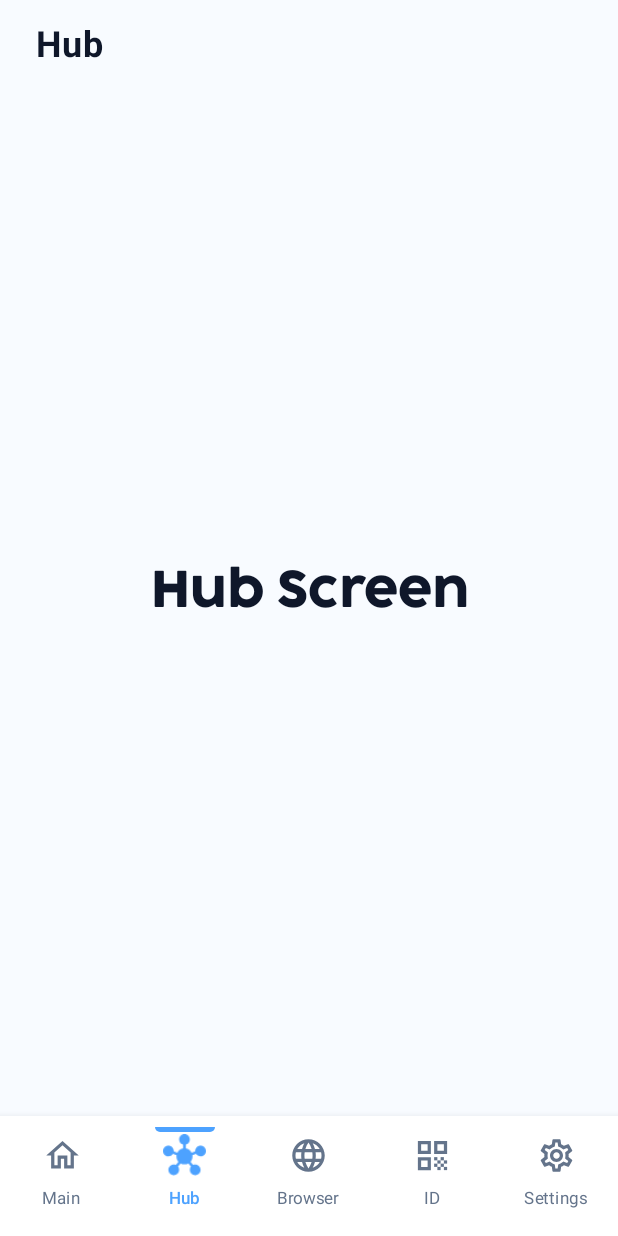
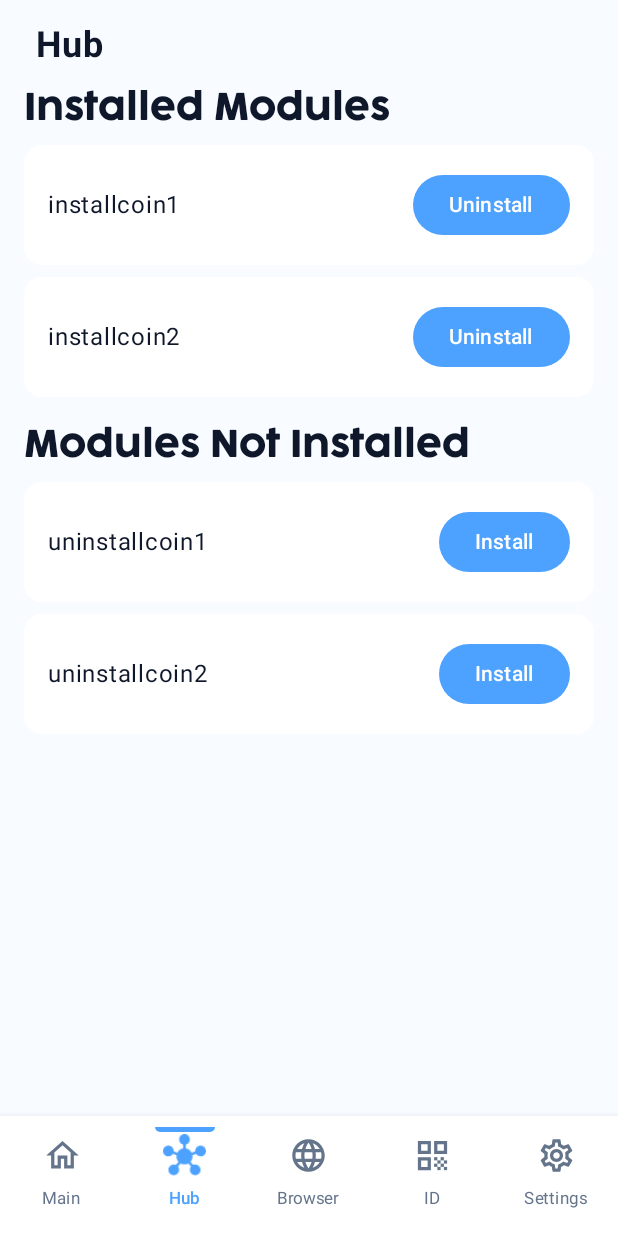
Before and after one commit to tyrannojung/v2-anamwallet, an Android app built with Jetpack Compose: the screen it shows after launch (MainActivity), after a tap on "Hub", on a phone screen of 412 x 824 dp. Run offline under Robolectric (Android 15) with nearby library versions, the phone set to English and light mode, and no system bars; our stand-ins replace Dagger/Hilt's generated code; 3 statements that could not run were skipped.

Commit message:
화면 baseline 코딩

```diff
--- a/app/src/main/java/com/anam145/wallet/navigation/AnamNavHost.kt
+++ b/app/src/main/java/com/anam145/wallet/navigation/AnamNavHost.kt
@@ -9,7 +9,7 @@ import androidx.navigation.compose.composable
 import androidx.navigation.navArgument
 import com.anam145.wallet.feature.main.ui.MainScreen
 import com.anam145.wallet.feature.main.ui.MainViewModel
-import com.anam145.wallet.feature.hub.HubScreen
+import com.anam145.wallet.feature.hub.ui.HubScreen
 import com.anam145.wallet.feature.browser.BrowserScreen
 import com.anam145.wallet.feature.identity.IdentityScreen
 import com.anam145.wallet.feature.settings.ui.SettingsScreen
--- a/core/ui/src/main/java/com/anam145/wallet/core/ui/language/LocalStrings.kt
+++ b/core/ui/src/main/java/com/anam145/wallet/core/ui/language/LocalStrings.kt
@@ -71,7 +71,14 @@ data class Strings(
     // Common
     val back: String = "뒤로가기",
     val loading: String = "로딩 중...",
-    val activated: String = "활성화됨"
+    val activated: String = "활성화됨",
+
+    // Hub Screen
+    val installedModule: String = "설치된 모듈",
+    val notInstalledModule: String = "설치되지 않은 모듈",
+    val install: String = "설치",
+    val uninstall: String = "삭제"
+
 )
 
 /**
@@ -133,7 +140,14 @@ val EnglishStrings = Strings(
     // Common
     back = "Back",
     loading = "Loading...",
-    activated = "Activated"
+    activated = "Activated",
+
+
+    // Hub Screen
+    installedModule = "Installed Modules",
+    notInstalledModule = "Modules Not Installed",
+    install = "Install",
+    uninstall = "Uninstall",
 )
 
 /**
--- a/feature/hub/src/main/java/com/anam145/wallet/feature/hub/HubScreen.kt
+++ /dev/null
@@ -1,40 +0,0 @@
-package com.anam145.wallet.feature.hub
-
-import androidx.compose.foundation.layout.*
-import androidx.compose.material3.MaterialTheme
-import androidx.compose.material3.Text
-import androidx.compose.runtime.Composable
-import androidx.compose.ui.Alignment
-import androidx.compose.ui.Modifier
-import androidx.compose.ui.text.style.TextAlign
-import androidx.compose.ui.unit.dp
-import com.anam145.wallet.core.ui.language.LocalStrings
-
-/**
- * 허브 화면
- *
- * 미니앱 허브 화면입니다.
- * 사용 가능한 모든 미니앱 목록을 표시합니다.
- */
-@Composable
-fun HubScreen(
-    modifier: Modifier = Modifier
-) {
-    val strings = LocalStrings.current
-
-    Box(
-        modifier = modifier.fillMaxSize(),
-        contentAlignment = Alignment.Center
-    ) {
-        Column(
-            horizontalAlignment = Alignment.CenterHorizontally,
-            verticalArrangement = Arrangement.Center
-        ) {
-            Text(
-                text = strings.hubScreenTitle,
-                style = MaterialTheme.typography.headlineLarge,
-                textAlign = TextAlign.Center
-            )
-        }
-    }
-}
--- /dev/null
+++ b/feature/hub/src/main/java/com/anam145/wallet/feature/hub/ui/HubScreen.kt
@@ -0,0 +1,68 @@
+package com.anam145.wallet.feature.hub.ui
+
+import androidx.compose.foundation.layout.*
+import androidx.compose.foundation.lazy.LazyColumn
+import androidx.compose.foundation.lazy.items
+import androidx.compose.material3.MaterialTheme
+import androidx.compose.material3.Text
+import androidx.compose.runtime.Composable
+import androidx.compose.ui.Alignment
+import androidx.compose.ui.Modifier
+import androidx.compose.ui.unit.dp
+import com.anam145.wallet.core.ui.language.LocalStrings
+import com.anam145.wallet.feature.hub.ui.components.ModuleItem
+
+/**
+ * 허브 화면
+ *
+ * 미니앱 허브 화면입니다.
+ * 사용 가능한 모든 미니앱 목록을 표시합니다.
+ */
+@Composable
+fun HubScreen(
+    modifier: Modifier = Modifier
+) {
+    val strings = LocalStrings.current
+    val installedModules: List<String> = listOf("installcoin1", "installcoin2")
+    val notInstalledModules: List<String> = listOf("uninstallcoin1", "uninstallcoin2")
+
+    Box(
+        modifier = modifier.fillMaxSize(),
+        contentAlignment = Alignment.TopCenter
+    ) {
+        Column(
+            modifier = Modifier
+                .fillMaxSize()
+                .padding(16.dp)
+        ) {
+            LazyColumn(
+                modifier = Modifier.fillMaxSize()
+            ) {
+                item {
+                    Text(
+                        text = strings.installedModule,
+                        style = MaterialTheme.typography.headlineMedium
+                    )
+                    Spacer(modifier = Modifier.height(8.dp))
+                }
+
+                items(installedModules) { module ->
+                    ModuleItem(moduleName = module, installed = true)
+                }
+
+                item {
+                    Spacer(modifier = Modifier.height(16.dp))
+                    Text(
+                        text = strings.notInstalledModule,
+                        style = MaterialTheme.typography.headlineMedium
+                    )
+                    Spacer(modifier = Modifier.height(8.dp))
+                }
+
+                items(notInstalledModules) { module ->
+                    ModuleItem(moduleName = module, installed = false)
+                }
+            }
+        }
+    }
+}
--- /dev/null
+++ b/feature/hub/src/main/java/com/anam145/wallet/feature/hub/ui/components/ModuleItem.kt
@@ -0,0 +1,50 @@
+package com.anam145.wallet.feature.hub.ui.components
+
+import androidx.compose.foundation.layout.Row
+import androidx.compose.foundation.layout.fillMaxWidth
+import androidx.compose.foundation.layout.padding
+import androidx.compose.material3.Button
+import androidx.compose.material3.Card
+import androidx.compose.material3.CardDefaults
+import androidx.compose.material3.MaterialTheme
+import androidx.compose.material3.Text
+import androidx.compose.runtime.Composable
+import androidx.compose.ui.Alignment
+import androidx.compose.ui.Modifier
+import androidx.compose.ui.graphics.Color
+import androidx.compose.ui.unit.dp
+import com.anam145.wallet.core.ui.language.LocalStrings
+
+@Composable
+fun ModuleItem(moduleName: String, installed: Boolean) {
+    val strings = LocalStrings.current
+    Card(
+        modifier = Modifier
+            .fillMaxWidth()
+            .padding(vertical = 4.dp),
+        colors = if (installed) CardDefaults.cardColors(containerColor = MaterialTheme.colorScheme.surface)
+        else CardDefaults.cardColors(containerColor = MaterialTheme.colorScheme.surface)
+    ) {
+        Row(
+            modifier = Modifier.padding(16.dp),
+            verticalAlignment = Alignment.CenterVertically
+        ) {
+            Text(
+                text = moduleName,
+                style = MaterialTheme.typography.bodyLarge,
+                modifier = Modifier.weight(1f)
+            )
+
+            if (!installed) {
+                Button(onClick = { /*TODO: 설치 로직*/}) {
+                    Text(strings.install)
+                }
+            }
+            else{
+                Button(onClick = {  /*TODO: 삭제 로직*/}) {
+                    Text(strings.uninstall)
+                }
+            }
+        }
+    }
+}
--- a/gradle/libs.versions.toml
+++ b/gradle/libs.versions.toml
@@ -1,5 +1,5 @@
 [versions]
-agp = "8.9.1"
+agp = "8.10.1"
 kotlin = "2.0.21"
 coreKtx = "1.16.0"
 junit = "4.13.2"
```
